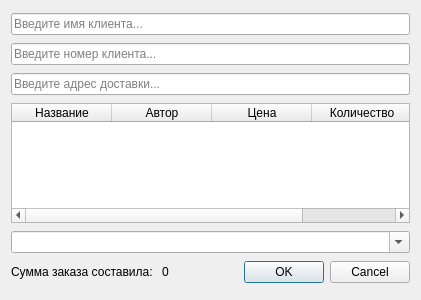
joparino/AccountingSystem, file order_window.ui: the form before one commit.
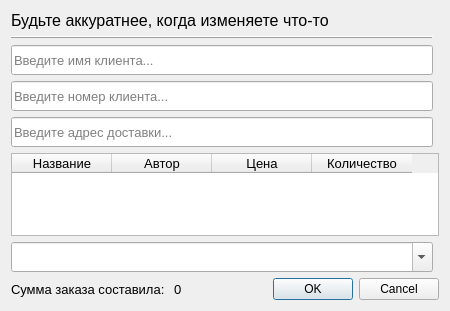
The form after the commit. Icons and pictures are not drawn.

Patch:
```diff
--- a/order_window.ui
+++ b/order_window.ui
@@ -6,76 +6,15 @@
    <rect>
     <x>0</x>
     <y>0</y>
-    <width>421</width>
-    <height>300</height>
+    <width>450</width>
+    <height>311</height>
    </rect>
   </property>
   <property name="windowTitle">
    <string>Окно заказа</string>
   </property>
   <layout class="QGridLayout" name="gridLayout">
-   <item row="0" column="2">
-    <layout class="QVBoxLayout" name="verticalLayout">
-     <item>
-      <widget class="QLineEdit" name="lineClient">
-       <property name="placeholderText">
-        <string>Введите имя клиента...</string>
-       </property>
-      </widget>
-     </item>
-    </layout>
-   </item>
-   <item row="2" column="2">
-    <layout class="QVBoxLayout" name="verticalLayout_6">
-     <item>
-      <widget class="QLineEdit" name="lineAddress">
-       <property name="placeholderText">
-        <string>Введите адрес доставки...</string>
-       </property>
-      </widget>
-     </item>
-    </layout>
-   </item>
-   <item row="1" column="2">
-    <layout class="QVBoxLayout" name="verticalLayout_2">
-     <item>
-      <widget class="QLineEdit" name="lineNumber">
-       <property name="placeholderText">
-        <string>Введите номер клиента...</string>
-       </property>
-      </widget>
-     </item>
-    </layout>
-   </item>
-   <item row="5" column="2">
-    <layout class="QHBoxLayout" name="horizontalLayout">
-     <item>
-      <widget class="QLabel" name="label">
-       <property name="text">
-        <string>Сумма заказа составила: </string>
-       </property>
-      </widget>
-     </item>
-     <item>
-      <widget class="QLabel" name="sum">
-       <property name="text">
-        <string>0</string>
-       </property>
-      </widget>
-     </item>
-     <item>
-      <widget class="QDialogButtonBox" name="buttonBox">
-       <property name="orientation">
-        <enum>Qt::Horizontal</enum>
-       </property>
-       <property name="standardButtons">
-        <set>QDialogButtonBox::Cancel|QDialogButtonBox::Ok</set>
-       </property>
-      </widget>
-     </item>
-    </layout>
-   </item>
-   <item row="3" column="2">
+   <item row="7" column="0" colspan="2">
     <layout class="QVBoxLayout" name="verticalLayout_3">
      <item>
       <widget class="QTableWidget" name="tableBook">
@@ -85,6 +24,14 @@
          <height>120</height>
         </size>
        </property>
+       <property name="font">
+        <font>
+         <pointsize>10</pointsize>
+        </font>
+       </property>
+       <property name="verticalScrollBarPolicy">
+        <enum>Qt::ScrollBarAsNeeded</enum>
+       </property>
        <property name="selectionBehavior">
         <enum>QAbstractItemView::SelectRows</enum>
        </property>
@@ -112,10 +59,43 @@
      </item>
     </layout>
    </item>
-   <item row="4" column="2">
+   <item row="4" column="0">
+    <layout class="QVBoxLayout" name="verticalLayout_2">
+     <item>
+      <widget class="QLineEdit" name="lineNumber">
+       <property name="minimumSize">
+        <size>
+         <width>0</width>
+         <height>30</height>
+        </size>
+       </property>
+       <property name="font">
+        <font>
+         <pointsize>10</pointsize>
+        </font>
+       </property>
+       <property name="placeholderText">
+        <string>Введите номер клиента...</string>
+       </property>
+      </widget>
+     </item>
+    </layout>
+   </item>
+   <item row="8" column="0">
     <layout class="QVBoxLayout" name="verticalLayout_4">
      <item>
       <widget class="QComboBox" name="comboStatus">
+       <property name="minimumSize">
+        <size>
+         <width>0</width>
+         <height>30</height>
+        </size>
+       </property>
+       <property name="font">
+        <font>
+         <pointsize>10</pointsize>
+        </font>
+       </property>
        <property name="editable">
         <bool>true</bool>
        </property>
@@ -126,6 +106,122 @@
      </item>
     </layout>
    </item>
+   <item row="3" column="0">
+    <layout class="QVBoxLayout" name="verticalLayout">
+     <item>
+      <widget class="QLineEdit" name="lineClient">
+       <property name="minimumSize">
+        <size>
+         <width>0</width>
+         <height>30</height>
+        </size>
+       </property>
+       <property name="font">
+        <font>
+         <pointsize>10</pointsize>
+        </font>
+       </property>
+       <property name="placeholderText">
+        <string>Введите имя клиента...</string>
+       </property>
+      </widget>
+     </item>
+    </layout>
+   </item>
+   <item row="1" column="0">
+    <widget class="QLabel" name="label_2">
+     <property name="sizePolicy">
+      <sizepolicy hsizetype="Preferred" vsizetype="Fixed">
+       <horstretch>0</horstretch>
+       <verstretch>0</verstretch>
+      </sizepolicy>
+     </property>
+     <property name="font">
+      <font>
+       <pointsize>12</pointsize>
+      </font>
+     </property>
+     <property name="text">
+      <string>Будьте аккуратнее, когда изменяете что-то</string>
+     </property>
+     <property name="textFormat">
+      <enum>Qt::AutoText</enum>
+     </property>
+     <property name="margin">
+      <number>0</number>
+     </property>
+    </widget>
+   </item>
+   <item row="9" column="0" colspan="2">
+    <layout class="QHBoxLayout" name="horizontalLayout">
+     <item>
+      <widget class="QLabel" name="label">
+       <property name="font">
+        <font>
+         <pointsize>10</pointsize>
+        </font>
+       </property>
+       <property name="text">
+        <string>Сумма заказа составила: </string>
+       </property>
+      </widget>
+     </item>
+     <item>
+      <widget class="QLabel" name="sum">
+       <property name="font">
+        <font>
+         <pointsize>10</pointsize>
+        </font>
+       </property>
+       <property name="text">
+        <string>0</string>
+       </property>
+      </widget>
+     </item>
+     <item>
+      <widget class="QDialogButtonBox" name="buttonBox">
+       <property name="orientation">
+        <enum>Qt::Horizontal</enum>
+       </property>
+       <property name="standardButtons">
+        <set>QDialogButtonBox::Cancel|QDialogButtonBox::Ok</set>
+       </property>
+      </widget>
+     </item>
+    </layout>
+   </item>
+   <item row="6" column="0">
+    <layout class="QVBoxLayout" name="verticalLayout_6">
+     <item>
+      <widget class="QLineEdit" name="lineAddress">
+       <property name="minimumSize">
+        <size>
+         <width>0</width>
+         <height>30</height>
+        </size>
+       </property>
+       <property name="font">
+        <font>
+         <pointsize>10</pointsize>
+        </font>
+       </property>
+       <property name="placeholderText">
+        <string>Введите адрес доставки...</string>
+       </property>
+      </widget>
+     </item>
+    </layout>
+   </item>
+   <item row="2" column="0">
+    <widget class="Line" name="line">
+     <property name="frameShadow">
+      <enum>QFrame::Raised</enum>
+     </property>
+     <property name="orientation">
+      <enum>Qt::Horizontal</enum>
+     </property>
+    </widget>
+   </item>
   </layout>
  </widget>
  <resources/>
```
Left out of the diff: 12 changed lines with no effect on the pictures.
